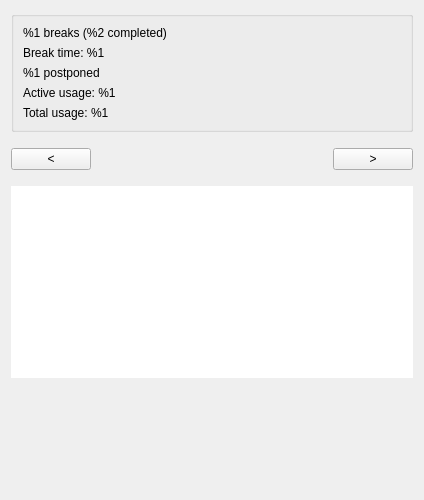
Old version of the form src/app/stats-window.ui in the repository AllanChain/sane-break.
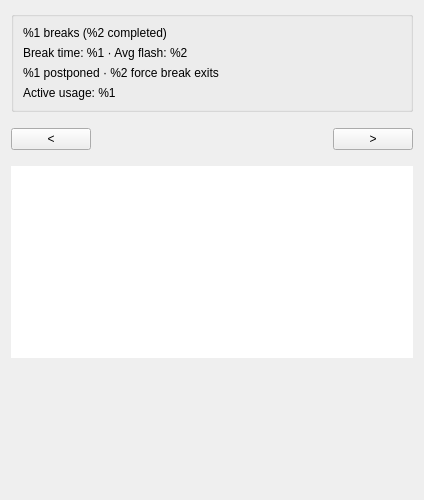
New version of the form. Custom widgets are drawn as their Qt base class.

Commit message: average flash and exits of force break in stats

```diff
--- a/src/app/stats-window.ui
+++ b/src/app/stats-window.ui
@@ -36,14 +36,14 @@
       <item>
        <widget class="DynamicLabel" name="dayTimeLabel">
         <property name="text">
-         <string>Break time: %1</string>
+         <string>Break time: %1 · Avg flash: %2</string>
         </property>
        </widget>
       </item>
       <item>
        <widget class="DynamicLabel" name="dayPostponeLabel">
         <property name="text">
-         <string>%1 postponed</string>
+         <string>%1 postponed · %2 force break exits</string>
         </property>
        </widget>
       </item>
@@ -54,13 +54,6 @@
         </property>
        </widget>
       </item>
-      <item>
-       <widget class="DynamicLabel" name="dayTotalLabel">
-        <property name="text">
-         <string>Total usage: %1</string>
-        </property>
-       </widget>
-      </item>
      </layout>
     </widget>
    </item>
```
Left out of the diff: 2 changed lines with no effect on the pictures. The commit also changes 16 other files.
